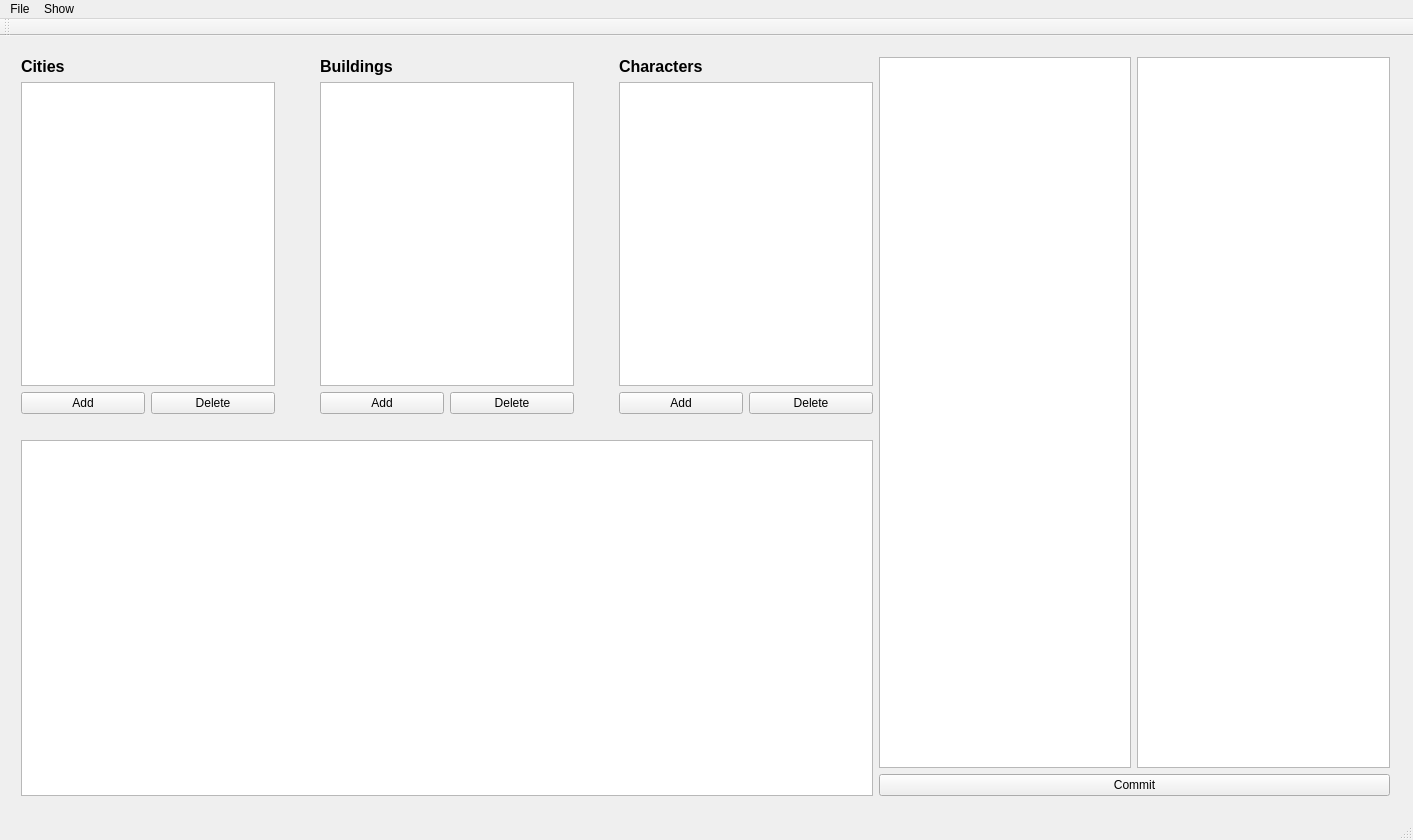
First picture: the form in ModularWorldUi/mainwindow.ui, repository LordAle/ModularWorld, before the edit.
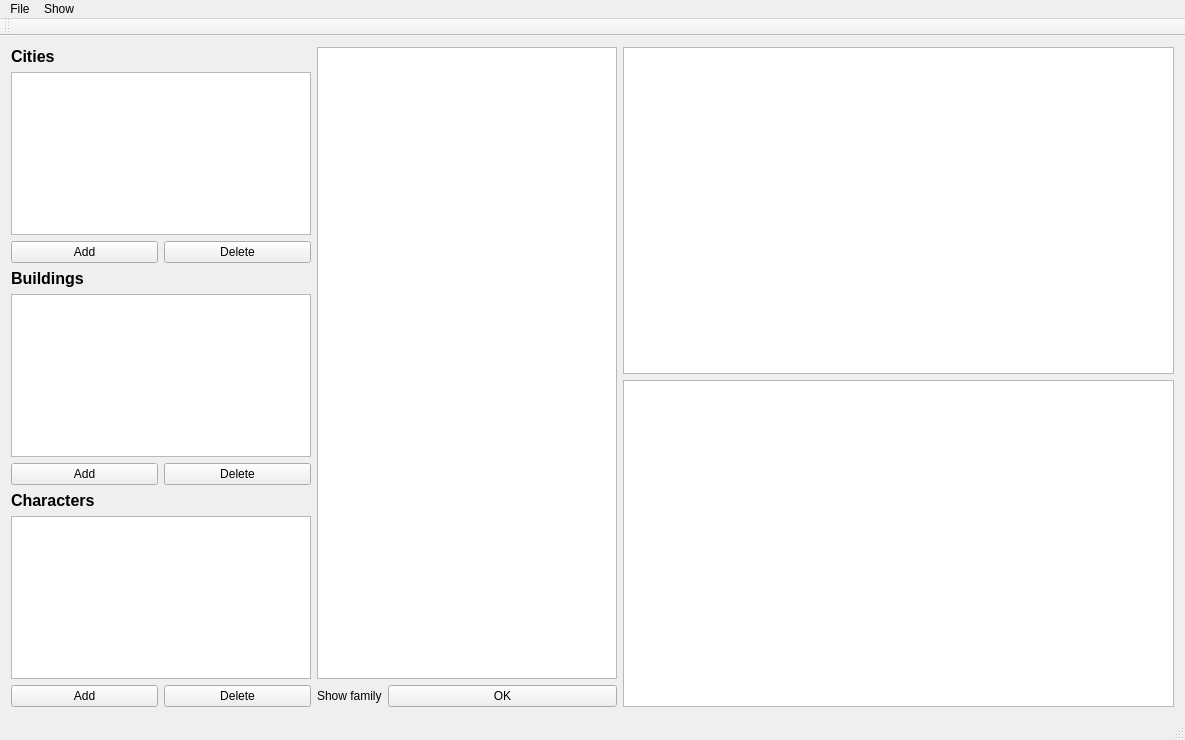
Second picture: the form after the edit.

Commit message: Adding special view table

```diff
--- a/ModularWorldUi/mainwindow.ui
+++ b/ModularWorldUi/mainwindow.ui
@@ -6,29 +6,20 @@
    <rect>
     <x>0</x>
     <y>0</y>
-    <width>1413</width>
-    <height>840</height>
+    <width>1185</width>
+    <height>740</height>
    </rect>
   </property>
   <property name="windowTitle">
    <string>MainWindow</string>
   </property>
   <widget class="QWidget" name="centralWidget">
-   <widget class="QWidget" name="horizontalLayoutWidget_3">
-    <property name="geometry">
-     <rect>
-      <x>10</x>
-      <y>10</y>
-      <width>1391</width>
-      <height>761</height>
-     </rect>
-    </property>
-    <layout class="QHBoxLayout" name="horizontalLayout_6">
-     <item>
-      <layout class="QVBoxLayout" name="verticalLayout_4">
-       <item>
+   <layout class="QGridLayout" name="gridLayout">
+    <item row="0" column="0">
         <layout class="QHBoxLayout" name="horizontalLayout_4">
          <item>
+       <layout class="QVBoxLayout" name="verticalLayout_5">
+        <item>
           <layout class="QVBoxLayout" name="verticalLayout">
            <item>
             <widget class="QLabel" name="label">
@@ -45,7 +36,14 @@
             </widget>
            </item>
            <item>
-            <widget class="QListView" name="listViewCities"/>
+           <widget class="QListView" name="listViewCities">
+            <property name="maximumSize">
+             <size>
+              <width>300</width>
+              <height>16777215</height>
+             </size>
+            </property>
+           </widget>
            </item>
            <item>
             <layout class="QHBoxLayout" name="horizontalLayout">
@@ -67,19 +65,6 @@
            </item>
           </layout>
          </item>
-         <item>
-          <spacer name="horizontalSpacer">
-           <property name="orientation">
-            <enum>Qt::Horizontal</enum>
-           </property>
-           <property name="sizeHint" stdset="0">
-            <size>
-             <width>40</width>
-             <height>20</height>
-            </size>
-           </property>
-          </spacer>
-         </item>
          <item>
           <layout class="QVBoxLayout" name="verticalLayout_2">
            <item>
@@ -97,7 +82,14 @@
             </widget>
            </item>
            <item>
-            <widget class="QListView" name="listViewBuildings"/>
+           <widget class="QListView" name="listViewBuildings">
+            <property name="maximumSize">
+             <size>
+              <width>300</width>
+              <height>16777215</height>
+             </size>
+            </property>
+           </widget>
            </item>
            <item>
             <layout class="QHBoxLayout" name="horizontalLayout_2">
@@ -119,19 +111,6 @@
            </item>
           </layout>
          </item>
-         <item>
-          <spacer name="horizontalSpacer_2">
-           <property name="orientation">
-            <enum>Qt::Horizontal</enum>
-           </property>
-           <property name="sizeHint" stdset="0">
-            <size>
-             <width>40</width>
-             <height>20</height>
-            </size>
-           </property>
-          </spacer>
-         </item>
          <item>
           <layout class="QVBoxLayout" name="verticalLayout_3">
            <item>
@@ -149,7 +128,14 @@
             </widget>
            </item>
            <item>
-            <widget class="QListView" name="listViewCharacters"/>
+           <widget class="QListView" name="listViewCharacters">
+            <property name="maximumSize">
+             <size>
+              <width>300</width>
+              <height>16777215</height>
+             </size>
+            </property>
+           </widget>
            </item>
            <item>
             <layout class="QHBoxLayout" name="horizontalLayout_3">
@@ -174,60 +160,80 @@
         </layout>
        </item>
        <item>
-        <spacer name="verticalSpacer">
-         <property name="orientation">
-          <enum>Qt::Vertical</enum>
-         </property>
-         <property name="sizeType">
-          <enum>QSizePolicy::Maximum</enum>
-         </property>
-         <property name="sizeHint" stdset="0">
+       <layout class="QVBoxLayout" name="verticalLayout_6">
+        <item>
+         <widget class="QListView" name="listViewSelectedValue">
+          <property name="maximumSize">
           <size>
-           <width>20</width>
-           <height>20</height>
-          </size>
-         </property>
-        </spacer>
-       </item>
+            <width>300</width>
+            <height>16777215</height>
+           </size>
+          </property>
+         </widget>
+        </item>
+        <item>
+         <layout class="QFormLayout" name="formLayout">
+          <item row="0" column="0">
+           <widget class="QLabel" name="showFamilyLabel">
+            <property name="text">
+             <string>Show family</string>
+            </property>
+           </widget>
+          </item>
+          <item row="0" column="1">
+           <widget class="QPushButton" name="pushButtonShowFamily">
+            <property name="text">
+             <string>OK</string>
+            </property>
+           </widget>
+          </item>
+         </layout>
+        </item>
+       </layout>
+      </item>
+      <item>
+       <layout class="QVBoxLayout" name="verticalLayout_4">
        <item>
         <widget class="QTableView" name="tableViewContent">
+          <property name="sizePolicy">
+           <sizepolicy hsizetype="Expanding" vsizetype="Expanding">
+            <horstretch>0</horstretch>
+            <verstretch>0</verstretch>
+           </sizepolicy>
+          </property>
+          <property name="minimumSize">
+           <size>
+            <width>512</width>
+            <height>0</height>
+           </size>
+          </property>
          <property name="sortingEnabled">
           <bool>true</bool>
          </property>
         </widget>
        </item>
-      </layout>
-     </item>
      <item>
-      <layout class="QVBoxLayout" name="verticalLayout_5">
-       <item>
-        <layout class="QHBoxLayout" name="horizontalLayout_5">
-         <item>
-          <widget class="QListView" name="listViewSelectedName"/>
-         </item>
-         <item>
-          <widget class="QListView" name="listViewSelectedValue"/>
-         </item>
-        </layout>
-       </item>
-       <item>
-        <widget class="QPushButton" name="pushButtonCommit">
-         <property name="text">
-          <string>Commit</string>
+         <widget class="QTableView" name="tableViewSpecial">
+          <property name="minimumSize">
+           <size>
+            <width>512</width>
+            <height>0</height>
+           </size>
          </property>
         </widget>
        </item>
       </layout>
      </item>
     </layout>
-   </widget>
+    </item>
+   </layout>
   </widget>
   <widget class="QMenuBar" name="menuBar">
    <property name="geometry">
     <rect>
      <x>0</x>
      <y>0</y>
-     <width>1413</width>
+     <width>1185</width>
      <height>21</height>
     </rect>
    </property>
```
Lines whose indentation alone changed are shown as unchanged. The commit also changes 8 other files.
